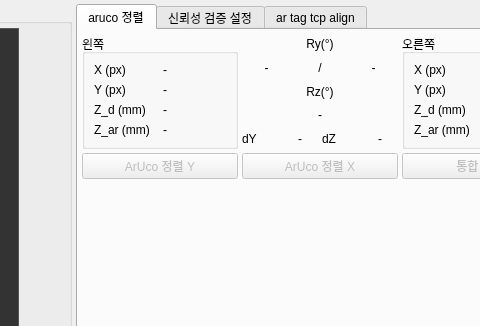
The window that ui/tab_aruco_reliability.ui (kuks2309/Charging_Robot_Operation) describes before a commit, drawn with Qt 5; both pictures show x 632 to 1112 and y 0 to 326 of the 1200 by 858 pixel window.
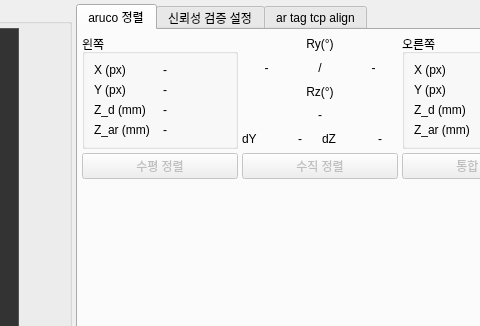
The same window after the commit. The open tabs and pages were chosen to show the change.

Commit message:
[fix] 순수 회전 모션 감지 + TF5 개별 축 회전 + UI 라벨 정리
- wait_for_done_motion_aware: RxRyRz 변화 감지 추가 (±180° 특이점 보정)
- Detection Pose: movel → 개별 축 회전으로 TF5 보호정지 방지
- Set Robot Position: 회전/위치 2단계 분리 (안전 경로)
- UI 라벨: "ArUco 정렬 X/Y" → "수직/수평 정렬"
- config: ArUco 정렬 좌표 보정 (Y=550.6, Rx/Ry/Rz 정수화)

Diff of the .ui file:
```diff
--- a/ui/tab_aruco_reliability.ui
+++ b/ui/tab_aruco_reliability.ui
@@ -1009,7 +1009,7 @@
             <bool>false</bool>
            </property>
            <property name="text">
-            <string>ArUco 정렬 Y</string>
+            <string>수평 정렬</string>
            </property>
           </widget>
          </item>
@@ -1019,7 +1019,7 @@
             <bool>false</bool>
            </property>
            <property name="text">
-            <string>ArUco 정렬 X</string>
+            <string>수직 정렬</string>
            </property>
           </widget>
          </item>
```
Left out of the diff: 2 changed lines with no effect on the pictures. The commit also changes 7 other files.
